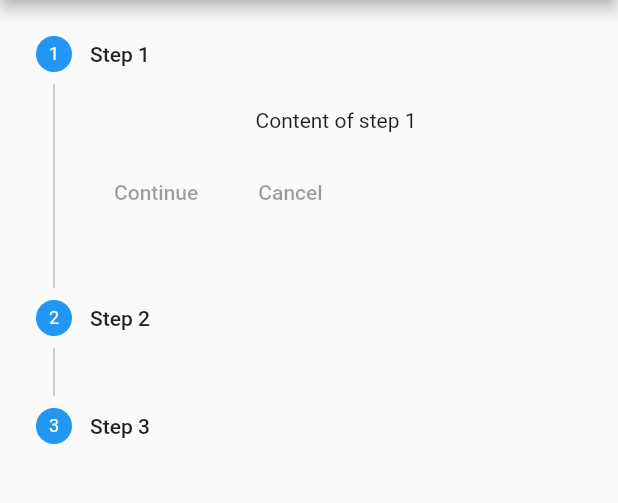
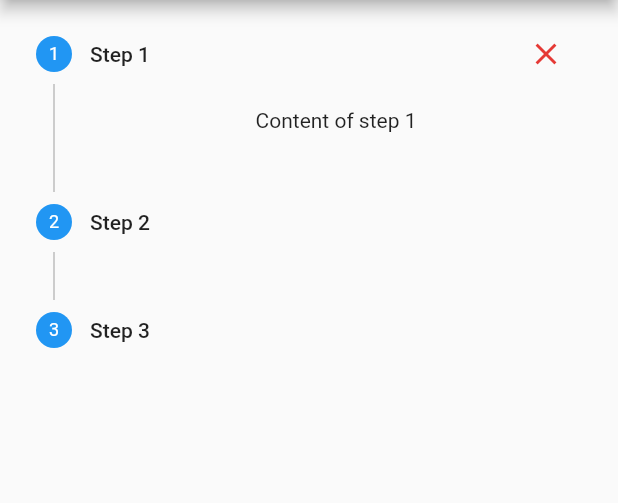
Before and after one commit to JSosna/Learning_Plan, a Flutter app: the screen it shows after launch, after a tap on an icon or button, on a phone screen of 412 x 824 dp, the part 84-587 px from its top. Run offline on Flutter 3.47's test engine with Material 2 defaults, Android fonts, the phone set to English and light mode, and no system bars; statements that could not run were skipped.

Commit message:
Add remove step feature to custom stepper.

```diff
--- a/lib/custom_stepper.dart
+++ b/lib/custom_stepper.dart
@@ -5,6 +5,7 @@
 import 'package:flutter/material.dart';
 import 'package:flutter/widgets.dart';
 
+// ignore: todo
 // TODO(dragostis): Missing functionality:
 //   * mobile horizontal mode with adding/removing steps
 //   * alternative labeling
@@ -67,9 +68,7 @@ class Step {
     required this.content,
     this.state = StepState.indexed,
     this.isActive = false,
-  })  : assert(title != null),
-        assert(content != null),
-        assert(state != null);
+  });
 
   /// The title of the step that typically describes it.
   final Widget title;
@@ -173,9 +172,9 @@ class CustomStepper extends StatefulWidget {
     this.onStepTapped,
     this.onStepContinue,
     this.onStepCancel,
+    this.onStepRemove,
     this.controlsBuilder,
-  })  : assert(steps != null),
-        super(key: key);
+  }) : super(key: key);
 
   /// The steps of the stepper whose titles, subtitles, icons always get shown.
   ///
@@ -207,6 +206,12 @@ class CustomStepper extends StatefulWidget {
   ///
   /// If null, the 'cancel' button will be disabled.
   final VoidCallback? onStepCancel;
+
+  /// !ADDED!
+  ///
+  /// The callback called when the remove state icon button is tapped.
+  /// If null the button won't be visible.
+  final ValueSetter<int>? onStepRemove;
 
   /// The callback for creating custom controls.
   ///
@@ -280,14 +285,16 @@ class _StepperState extends State<CustomStepper> with TickerProviderStateMixin {
       _oldStates[i] = widget.steps[i].state;
   }
 
-  @override
-  void didUpdateWidget(CustomStepper oldWidget) {
-    super.didUpdateWidget(oldWidget);
-    assert(widget.steps.length == oldWidget.steps.length);
+  // Commented out to make removing steps work
+  //
+  // @override
+  // void didUpdateWidget(CustomStepper oldWidget) {
+  //   super.didUpdateWidget(oldWidget);
+  //   assert(widget.steps.length == oldWidget.steps.length);
 
-    for (int i = 0; i < oldWidget.steps.length; i += 1)
-      _oldStates[i] = oldWidget.steps[i].state;
-  }
+  //   for (int i = 0; i < oldWidget.steps.length; i += 1)
+  //     _oldStates[i] = oldWidget.steps[i].state;
+  // }
 
   bool _isFirst(int index) {
     return index == 0;
@@ -317,7 +324,6 @@ class _StepperState extends State<CustomStepper> with TickerProviderStateMixin {
     final StepState state =
         oldState ? _oldStates[index]! : widget.steps[index].state;
     final bool isDarkActive = _isDark() && widget.steps[index].isActive;
-    assert(state != null);
     switch (state) {
       case StepState.indexed:
       case StepState.disabled:
@@ -450,49 +456,49 @@ class _StepperState extends State<CustomStepper> with TickerProviderStateMixin {
     const EdgeInsets buttonPadding = EdgeInsets.symmetric(horizontal: 16.0);
 
     return Container(
-      margin: const EdgeInsets.only(top: 16.0),
+      //margin: const EdgeInsets.only(top: 16.0),
       child: ConstrainedBox(
-        constraints: const BoxConstraints.tightFor(height: 48.0),
+        constraints: const BoxConstraints.tightFor(height: 0.0), // was 48
         child: Row(
           // The Material spec no longer includes a Stepper widget. The continue
           // and cancel button styles have been configured to match the original
           // version of this widget.
           children: <Widget>[
-            TextButton(
-              onPressed: widget.onStepContinue,
-              style: ButtonStyle(
-                foregroundColor: MaterialStateProperty.resolveWith<Color?>(
-                    (Set<MaterialState> states) {
-                  return states.contains(MaterialState.disabled)
-                      ? null
-                      : (_isDark()
-                          ? colorScheme.onSurface
-                          : colorScheme.onPrimary);
-                }),
-                backgroundColor: MaterialStateProperty.resolveWith<Color?>(
-                    (Set<MaterialState> states) {
-                  return _isDark() || states.contains(MaterialState.disabled)
-                      ? null
-                      : colorScheme.primary;
-                }),
-                padding: MaterialStateProperty.all<EdgeInsetsGeometry>(
-                    buttonPadding),
-                shape: MaterialStateProperty.all<OutlinedBorder>(buttonShape),
-              ),
-              child: Text(localizations.continueButtonLabel),
-            ),
-            Container(
-              margin: const EdgeInsetsDirectional.only(start: 8.0),
-              child: TextButton(
-                onPressed: widget.onStepCancel,
-                style: TextButton.styleFrom(
-                  primary: cancelColor,
-                  padding: buttonPadding,
-                  shape: buttonShape,
-                ),
-                child: Text(localizations.cancelButtonLabel),
-              ),
-            ),
+            // TextButton(
+            //   onPressed: widget.onStepContinue,
+            //   style: ButtonStyle(
+            //     foregroundColor: MaterialStateProperty.resolveWith<Color?>(
+            //         (Set<MaterialState> states) {
+            //       return states.contains(MaterialState.disabled)
+            //           ? null
+            //           : (_isDark()
+            //               ? colorScheme.onSurface
+            //               : colorScheme.onPrimary);
+            //     }),
+            //     backgroundColor: MaterialStateProperty.resolveWith<Color?>(
+            //         (Set<MaterialState> states) {
+            //       return _isDark() || states.contains(MaterialState.disabled)
+            //           ? null
+            //           : colorScheme.primary;
+            //     }),
+            //     padding: MaterialStateProperty.all<EdgeInsetsGeometry>(
+            //         buttonPadding),
+            //     shape: MaterialStateProperty.all<OutlinedBorder>(buttonShape),
+            //   ),
+            //   child: Text(localizations.continueButtonLabel),
+            // ),
+            // Container(
+            //   margin: const EdgeInsetsDirectional.only(start: 8.0),
+            //   child: TextButton(
+            //     onPressed: widget.onStepCancel,
+            //     style: TextButton.styleFrom(
+            //       primary: cancelColor,
+            //       padding: buttonPadding,
+            //       shape: buttonShape,
+            //     ),
+            //     child: Text(localizations.cancelButtonLabel),
+            //   ),
+            // ),
           ],
         ),
       ),
@@ -503,7 +509,6 @@ class _StepperState extends State<CustomStepper> with TickerProviderStateMixin {
     final ThemeData themeData = Theme.of(context);
     final TextTheme textTheme = themeData.textTheme;
 
-    assert(widget.steps[index].state != null);
     switch (widget.steps[index].state) {
       case StepState.indexed:
       case StepState.editing:
@@ -522,7 +527,6 @@ class _StepperState extends State<CustomStepper> with TickerProviderStateMixin {
     final ThemeData themeData = Theme.of(context);
     final TextTheme textTheme = themeData.textTheme;
 
-    assert(widget.steps[index].state != null);
     switch (widget.steps[index].state) {
       case StepState.indexed:
       case StepState.editing:
@@ -581,6 +585,12 @@ class _StepperState extends State<CustomStepper> with TickerProviderStateMixin {
             margin: const EdgeInsetsDirectional.only(start: 12.0),
             child: _buildHeaderText(index),
           )),
+          if (_isCurrent(index) && widget.onStepRemove != null)
+            IconButton(
+                icon: Icon(Icons.close, color: Colors.red[600]),
+                onPressed: () {
+                  widget.onStepRemove!(index);
+                })
         ],
       ),
     );
--- a/lib/main.dart
+++ b/lib/main.dart
@@ -26,19 +26,25 @@ class LearningPlan extends StatelessWidget {
 }
 
 class LearningSteps extends StatefulWidget {
-  // test
-  final steps = [
-    LearningStep("Step 1", "Content of step 1"),
-    LearningStep("Step 2", "Content of step 2"),
-    LearningStep("Step 3", "Content of step 3")
-  ];
-
   @override
   State<StatefulWidget> createState() => _LearningStepsState();
 }
 
 class _LearningStepsState extends State<LearningSteps> {
   int? _currentStep;
+
+  List<LearningStep> steps = [];
+
+  @override
+  void initState() {
+    super.initState();
+
+    steps = [
+      LearningStep("Step 1", "Content of step 1"),
+      LearningStep("Step 2", "Content of step 2"),
+      LearningStep("Step 3", "Content of step 3")
+    ];
+  }
 
   void stepTapped(int stepNumber) {
     setState(() {
@@ -49,12 +55,20 @@ class _LearningStepsState extends State<LearningSteps> {
     });
   }
 
+  void stepRemove(int stepNumber) {
+    setState(() {
+      _currentStep = null;
+      if (steps.length > stepNumber) steps.removeAt(stepNumber);
+    });
+  }
+
   @override
   Widget build(BuildContext context) {
     return custom_stepper.CustomStepper(
       currentStep: _currentStep,
       onStepTapped: stepTapped,
-      steps: widget.steps.map((e) => e.getStep()).toList(),
+      onStepRemove: stepRemove,
+      steps: steps.map((e) => e.getStep()).toList(),
     );
   }
 }
```
